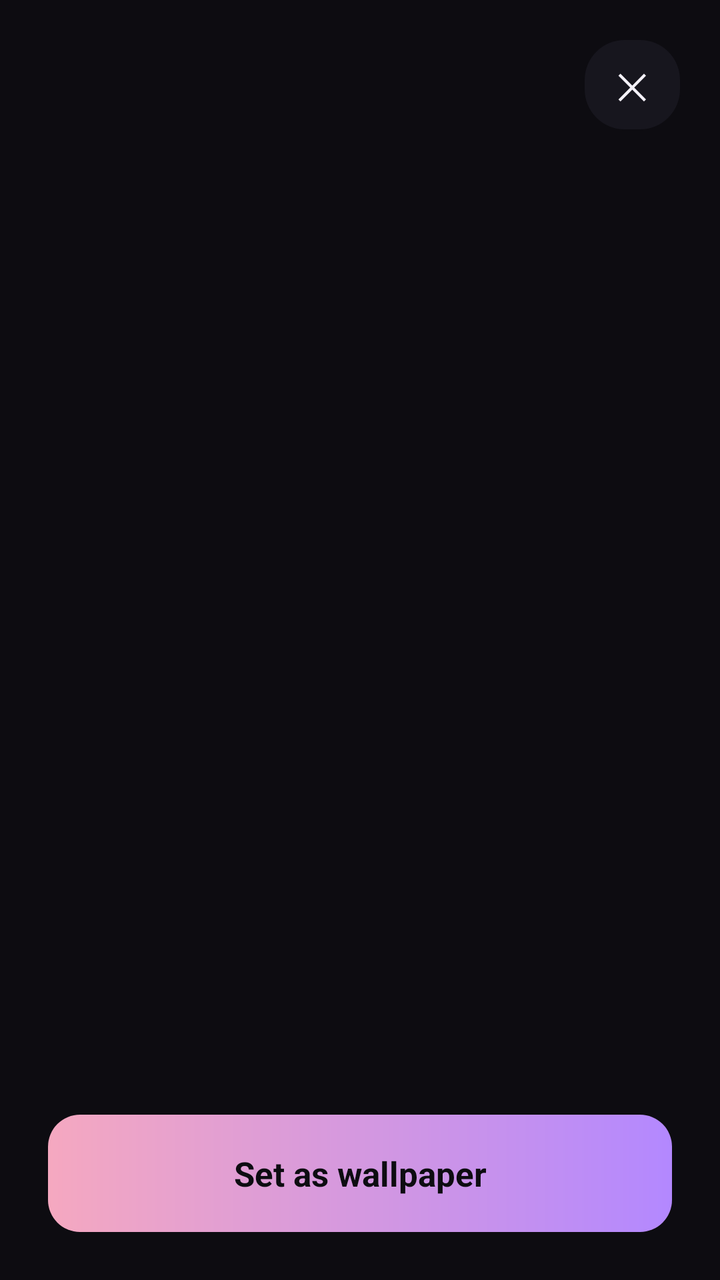
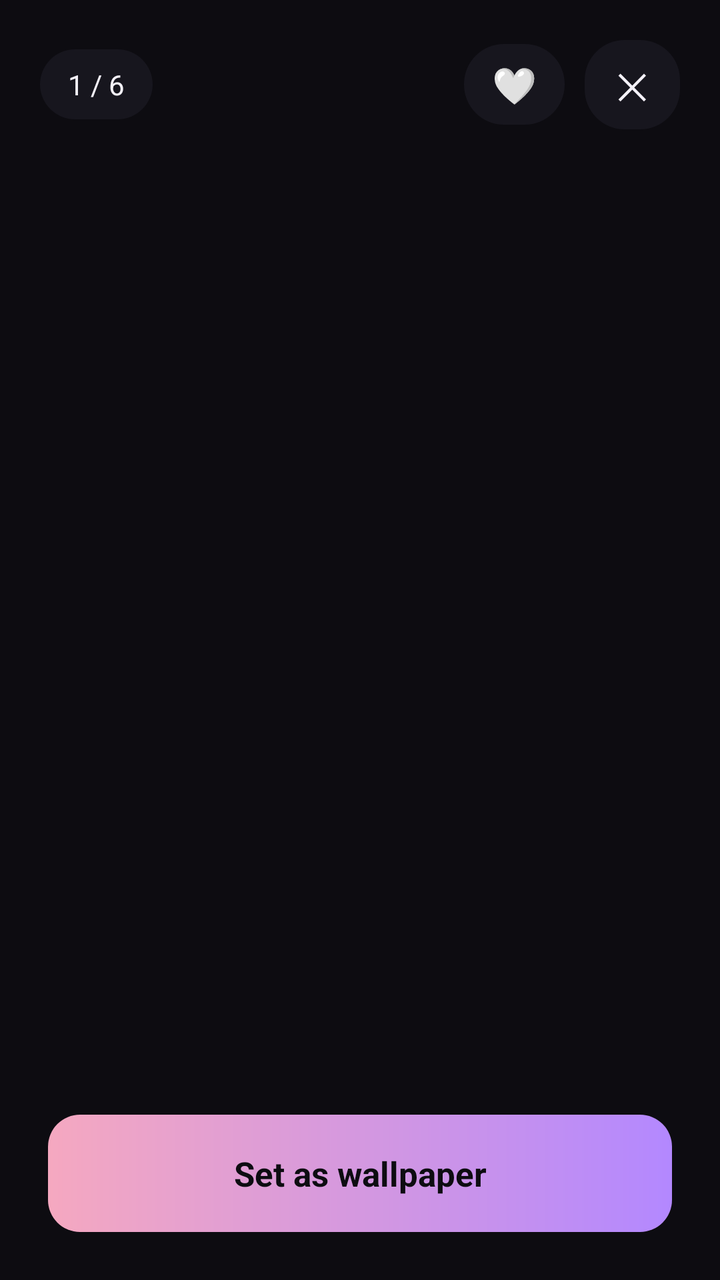

Compare the two renders of this Android layout. The source of the first and the diff that turns it into the second are given below.
<!-- AndroidManifest.xml: application theme Theme.Rizglow -->
<!-- res/layout/activity_wallpaper_preview.xml -->
<?xml version="1.0" encoding="utf-8"?>
<FrameLayout xmlns:android="http://schemas.android.com/apk/res/android"
    android:layout_width="match_parent"
    android:layout_height="match_parent"
    android:background="@color/bg">

    <ImageView
        android:id="@+id/preview_image"
        android:layout_width="match_parent"
        android:layout_height="match_parent"
        android:scaleType="centerCrop" />

    <TextView
        android:id="@+id/btn_close"
        android:layout_width="wrap_content"
        android:layout_height="wrap_content"
        android:layout_gravity="top|end"
        android:layout_margin="20dp"
        android:background="@drawable/card_bg"
        android:paddingStart="16dp" android:paddingEnd="16dp"
        android:paddingTop="10dp" android:paddingBottom="10dp"
        android:text="✕"
        android:textSize="18sp"
        android:textColor="@color/text" />

    <TextView
        android:id="@+id/btn_set"
        android:layout_width="match_parent"
        android:layout_height="wrap_content"
        android:layout_gravity="bottom"
        android:layout_margin="24dp"
        android:background="@drawable/btn_primary"
        android:gravity="center"
        android:padding="18dp"
        android:text="Set as wallpaper"
        android:textSize="17sp"
        android:textStyle="bold"
        android:textColor="#0D0C11" />
</FrameLayout>
<!-- resources referenced by this layout -->
<resources>
  <color name="bg">#0D0C11</color>
  <color name="text">#F5F2FA</color>
  <!-- drawable btn_primary (drawable) -->
  <?xml version="1.0" encoding="utf-8"?>
  <shape xmlns:android="http://schemas.android.com/apk/res/android"
      android:shape="rectangle">
      <gradient
          android:angle="0"
          android:startColor="@color/accent_pink"
          android:endColor="@color/accent_purple" />
      <corners android:radius="16dp" />
  </shape>
  <!-- drawable card_bg (drawable) -->
  <?xml version="1.0" encoding="utf-8"?>
  <shape xmlns:android="http://schemas.android.com/apk/res/android"
      android:shape="rectangle">
      <solid android:color="@color/surface" />
      <corners android:radius="20dp" />
  </shape>
  <style name="Theme.Rizglow" parent="android:Theme.Material.NoActionBar">
          <item name="android:windowBackground">@color/bg</item>
          <item name="android:statusBarColor">@color/bg</item>
          <item name="android:navigationBarColor">@color/bg</item>
          <item name="android:textColor">@color/text</item>
          <item name="android:textColorHint">@color/muted</item>
      </style>
  <color name="accent_pink">#F5A8C0</color>
  <color name="accent_purple">#B388FF</color>
  <color name="surface">#17161E</color>
  <color name="muted">#9A94AE</color>
</resources>

<!-- the commit's change to res/layout/activity_wallpaper_preview.xml (unified diff, before → after) -->
@@ -10,18 +10,50 @@
         android:layout_height="match_parent"
         android:scaleType="centerCrop" />
 
-    <TextView
-        android:id="@+id/btn_close"
-        android:layout_width="wrap_content"
+    
+    <LinearLayout
+        android:layout_width="match_parent"
         android:layout_height="wrap_content"
-        android:layout_gravity="top|end"
-        android:layout_margin="20dp"
-        android:background="@drawable/card_bg"
-        android:paddingStart="16dp" android:paddingEnd="16dp"
-        android:paddingTop="10dp" android:paddingBottom="10dp"
-        android:text="✕"
-        android:textSize="18sp"
-        android:textColor="@color/text" />
+        android:layout_gravity="top"
+        android:orientation="horizontal"
+        android:gravity="center_vertical"
+        android:padding="20dp">
+
+        <TextView
+            android:id="@+id/preview_counter"
+            android:layout_width="wrap_content"
+            android:layout_height="wrap_content"
+            android:background="@drawable/card_bg"
+            android:paddingStart="14dp" android:paddingEnd="14dp"
+            android:paddingTop="8dp" android:paddingBottom="8dp"
+            android:text="1 / 6"
+            android:textSize="14sp"
+            android:textColor="@color/text" />
+
+        <View android:layout_width="0dp" android:layout_height="1dp" android:layout_weight="1" />
+
+        <TextView
+            android:id="@+id/btn_fav"
+            android:layout_width="wrap_content"
+            android:layout_height="wrap_content"
+            android:layout_marginEnd="10dp"
+            android:background="@drawable/card_bg"
+            android:paddingStart="14dp" android:paddingEnd="14dp"
+            android:paddingTop="8dp" android:paddingBottom="8dp"
+            android:text="🤍"
+            android:textSize="18sp" />
+
+        <TextView
+            android:id="@+id/btn_close"
+            android:layout_width="wrap_content"
+            android:layout_height="wrap_content"
+            android:background="@drawable/card_bg"
+            android:paddingStart="16dp" android:paddingEnd="16dp"
+            android:paddingTop="10dp" android:paddingBottom="10dp"
+            android:text="✕"
+            android:textSize="18sp"
+            android:textColor="@color/text" />
+    </LinearLayout>
 
     <TextView
         android:id="@+id/btn_set"
